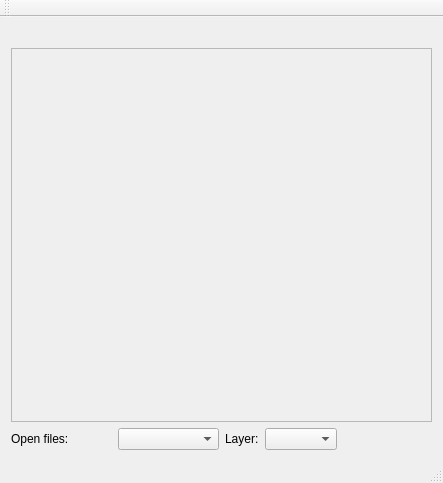
MargaritaGolubeva/Pyramid, file mainwindow.ui: the form before one commit.
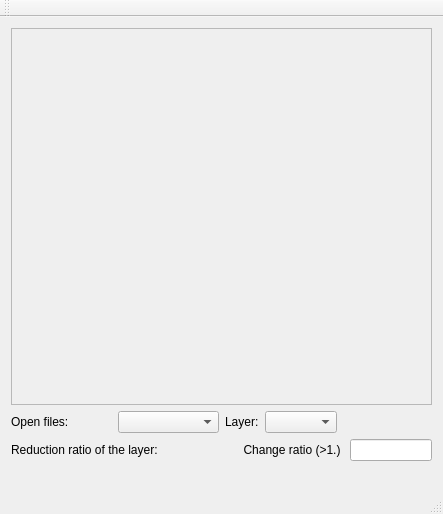
The form after the commit.

Commit message: Version 6. Added the ability to specify an arbitrary reduction ratio layer.

What changed in the file:
```diff
--- a/mainwindow.ui
+++ b/mainwindow.ui
@@ -7,41 +7,17 @@
     <x>0</x>
     <y>0</y>
     <width>443</width>
-    <height>483</height>
+    <height>514</height>
    </rect>
   </property>
   <property name="windowTitle">
    <string>MainWindow</string>
   </property>
   <widget class="QWidget" name="centralWidget">
-   <layout class="QVBoxLayout" name="verticalLayout">
-    <item>
-     <widget class="QLabel" name="label_image">
-      <property name="text">
-       <string/>
-      </property>
-     </widget>
-    </item>
-    <item>
-     <widget class="QScrollArea" name="scrollArea_image">
-      <property name="widgetResizable">
-       <bool>true</bool>
-      </property>
-      <widget class="QWidget" name="scrollAreaWidgetContents">
-       <property name="geometry">
-        <rect>
-         <x>0</x>
-         <y>0</y>
-         <width>423</width>
-         <height>359</height>
-        </rect>
-       </property>
-      </widget>
-     </widget>
-    </item>
-    <item>
-     <layout class="QHBoxLayout" name="horizontalLayout_4">
-      <item>
+   <layout class="QGridLayout" name="gridLayout">
+    <item row="1" column="0" colspan="2">
+     <layout class="QGridLayout" name="gridLayout_2">
+      <item row="0" column="0">
        <layout class="QHBoxLayout" name="horizontalLayout_3">
         <item>
          <widget class="QLabel" name="label_file">
@@ -67,7 +43,7 @@
         </item>
        </layout>
       </item>
-      <item>
+      <item row="0" column="1">
        <layout class="QHBoxLayout" name="horizontalLayout_2">
         <item>
          <layout class="QHBoxLayout" name="horizontalLayout">
@@ -94,6 +70,62 @@
       </item>
      </layout>
     </item>
+    <item row="2" column="0">
+     <layout class="QHBoxLayout" name="horizontalLayout_5">
+      <item>
+       <widget class="QLabel" name="label_layer">
+        <property name="text">
+         <string>Reduction ratio of the layer:</string>
+        </property>
+       </widget>
+      </item>
+      <item>
+       <widget class="QLabel" name="label_ratio">
+        <property name="text">
+         <string/>
+        </property>
+       </widget>
+      </item>
+     </layout>
+    </item>
+    <item row="2" column="1">
+     <layout class="QHBoxLayout" name="horizontalLayout_6">
+      <item>
+       <widget class="QLabel" name="label_change">
+        <property name="text">
+         <string>                    Change ratio (&gt;1.) </string>
+        </property>
+       </widget>
+      </item>
+      <item>
+       <widget class="QLineEdit" name="lineEdit_ratio"/>
+      </item>
+     </layout>
+    </item>
+    <item row="3" column="1">
+     <widget class="QLabel" name="label_image">
+      <property name="text">
+       <string/>
+      </property>
+     </widget>
+    </item>
+    <item row="0" column="0" colspan="2">
+     <widget class="QScrollArea" name="scrollArea_image">
+      <property name="widgetResizable">
+       <bool>true</bool>
+      </property>
+      <widget class="QWidget" name="scrollAreaWidgetContents">
+       <property name="geometry">
+        <rect>
+         <x>0</x>
+         <y>0</y>
+         <width>423</width>
+         <height>362</height>
+        </rect>
+       </property>
+      </widget>
+     </widget>
+    </item>
    </layout>
   </widget>
   <widget class="QMenuBar" name="menuBar">
```
Left out of the diff: 2 changed lines with no effect on the pictures. The commit also changes 2 other files.
